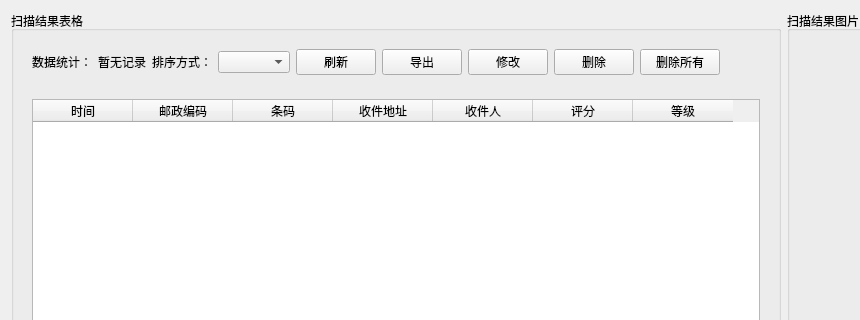
Above: UI/database.ui from lexxxx-cmd/MailParser before the change; both pictures show x 0 to 860 and y 0 to 320 of the 1198 by 720 pixel window. Below: the same form after it.
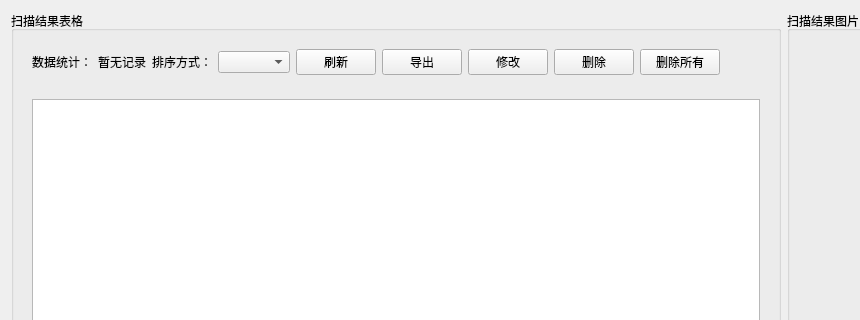
That is the form after the change.

Diff of the .ui file:
```diff
--- a/UI/database.ui
+++ b/UI/database.ui
@@ -168,48 +168,13 @@
         </property>
         <layout class="QHBoxLayout" name="horizontalLayout_4">
          <item>
-          <widget class="QTableWidget" name="tblMailData">
+          <widget class="QTableView" name="tblMailData">
            <property name="sizePolicy">
             <sizepolicy hsizetype="Preferred" vsizetype="Expanding">
              <horstretch>0</horstretch>
              <verstretch>0</verstretch>
             </sizepolicy>
            </property>
-           <column>
-            <property name="text">
-             <string>时间</string>
-            </property>
-           </column>
-           <column>
-            <property name="text">
-             <string>邮政编码</string>
-            </property>
-           </column>
-           <column>
-            <property name="text">
-             <string>条码</string>
-            </property>
-           </column>
-           <column>
-            <property name="text">
-             <string>收件地址</string>
-            </property>
-           </column>
-           <column>
-            <property name="text">
-             <string>收件人</string>
-            </property>
-           </column>
-           <column>
-            <property name="text">
-             <string>评分</string>
-            </property>
-           </column>
-           <column>
-            <property name="text">
-             <string>等级</string>
-            </property>
-           </column>
           </widget>
          </item>
         </layout>
```
